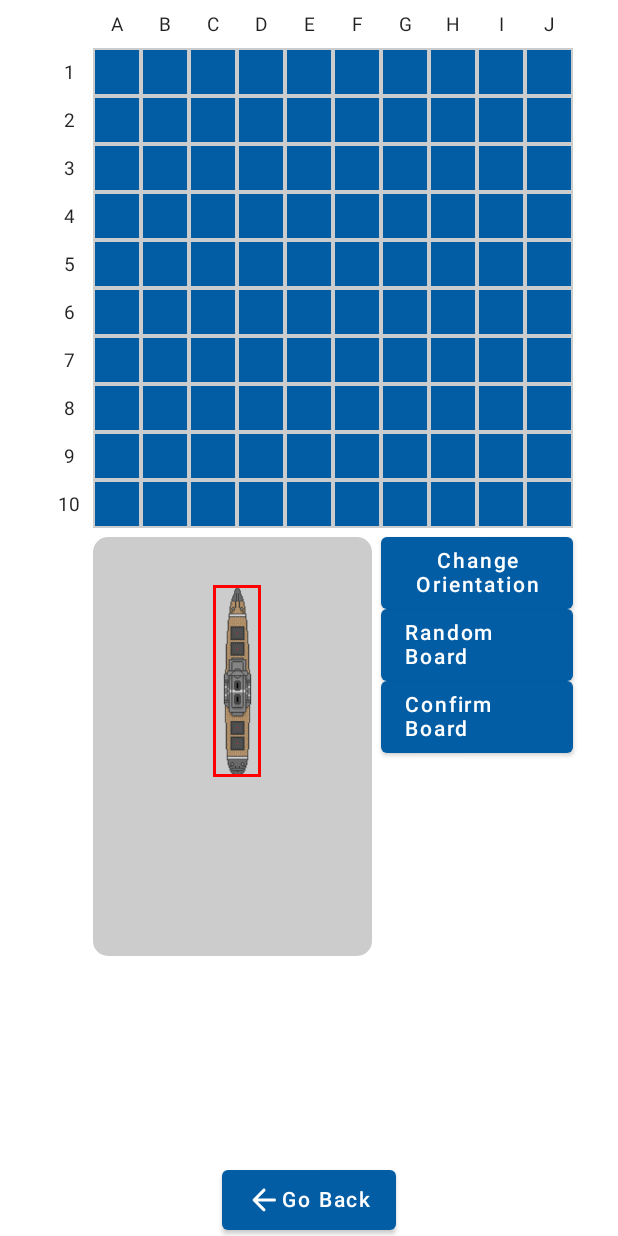
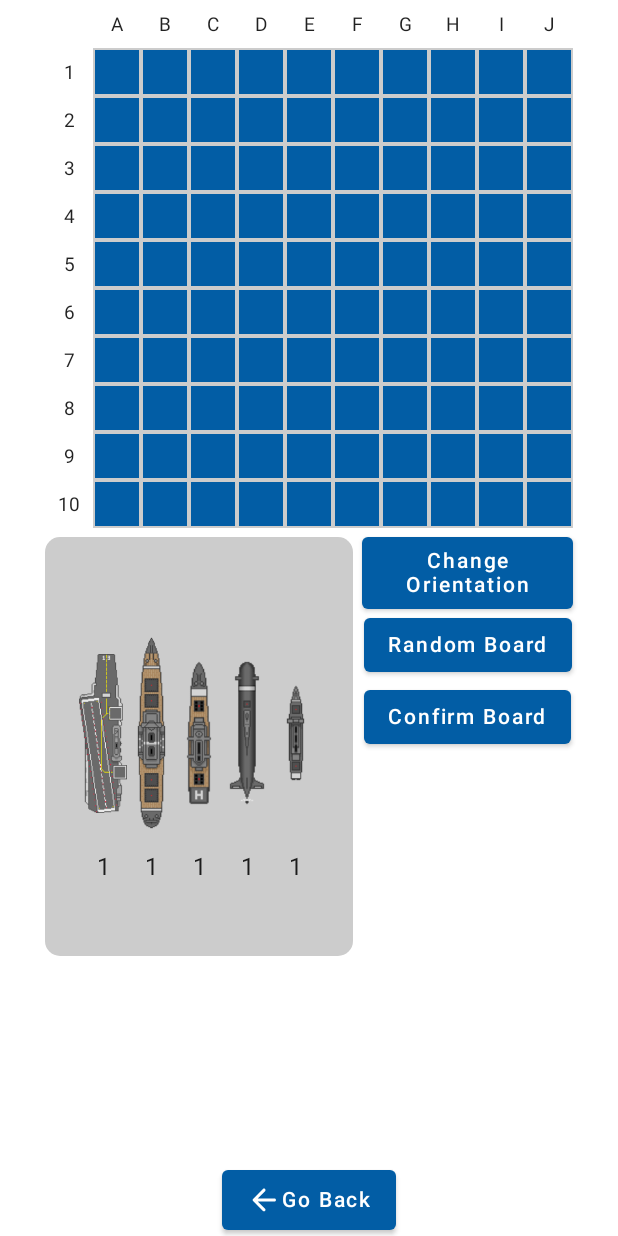
Before and after one commit to bodybuilders-team/battleships-mobile, an Android app built with Jetpack Compose: the GameplayMenuScreen screen opened through its navigation route, after a tap on "Create Game", on a phone screen of 412 x 824 dp. Run offline under Robolectric (Android 15) with nearby library versions, the phone set to English and light mode, and no system bars; 3 other taps on this screen came first.

Commit message:
Ship slots added.

```diff
--- a/app/src/main/kotlin/pt/isel/pdm/battleships/domain/ship/Ship.kt
+++ b/app/src/main/kotlin/pt/isel/pdm/battleships/domain/ship/Ship.kt
@@ -39,18 +39,13 @@ data class Ship(
             shipType: ShipType,
             coordinate: Coordinate,
             orientation: Orientation
-        ): List<Coordinate> {
-            val coordinates = mutableListOf<Coordinate>()
-
-            repeat(shipType.size) { i ->
-                val col = coordinate.col + if (orientation.isHorizontal()) i else 0
-                val row = coordinate.row + if (orientation.isVertical()) i else 0
-
-                coordinates.add(Coordinate(col, row))
+        ): List<Coordinate> =
+            (0 until shipType.size).map {
+                when (orientation) {
+                    Orientation.HORIZONTAL -> Coordinate(coordinate.col + it, coordinate.row)
+                    Orientation.VERTICAL -> Coordinate(coordinate.col, coordinate.row + it)
+                }
             }
-
-            return coordinates
-        }
 
         /**
          * Checks if the given coordinate is valid for the given ship information.
--- a/app/src/main/kotlin/pt/isel/pdm/battleships/ui/screens/gameplay/board/BoardIdentifiersWrapperView.kt
+++ b/app/src/main/kotlin/pt/isel/pdm/battleships/ui/screens/gameplay/board/BoardViewWithIdentifiers.kt
@@ -12,28 +12,37 @@ import androidx.compose.ui.Modifier
 import androidx.compose.ui.unit.dp
 import androidx.compose.ui.unit.sp
 import pt.isel.pdm.battleships.domain.board.Board
+import pt.isel.pdm.battleships.domain.board.Coordinate
 
 private const val COL_IDENTIFIER_FONT_SIZE_FACTOR = 0.4f
 
 /**
- * The view that shows the column and row identifiers.
+ * The view that shows the column and row identifiers, wrapping the board and other content in a
+ * box, allowing for the board cells to be overridden.
  *
- * @param boardSize the size of the board
+ * @param board the board to be shown
+ * @param onTileClicked callback to be invoked when a tile is clicked
  * @param tileSizeFactor the factor by which the tile size is multiplied
- * @param content the content to be shown
+ * @param content the content to be shown in the box alongside the board
  */
 @Composable
-fun BoardIdentifiersWrapperView(
-    boardSize: Int,
+fun BoardViewWithIdentifiers(
+    board: Board,
+    onTileClicked: ((Coordinate) -> Unit)?,
     tileSizeFactor: Float = DEFAULT_TILE_SIZE_FACTOR,
     content: @Composable () -> Unit
 ) {
     Box {
         Column {
-            ColumnsIdentifierView(boardSize, tileSizeFactor)
+            ColumnsIdentifierView(board.size, tileSizeFactor)
             Row {
-                RowsIdentifierView(boardSize, tileSizeFactor)
+                RowsIdentifierView(board.size, tileSizeFactor)
                 Box {
+                    BoardView(
+                        board = board,
+                        onTileClicked = onTileClicked,
+                        tileSizeFactor = tileSizeFactor
+                    )
                     content()
                 }
             }
--- a/app/src/main/kotlin/pt/isel/pdm/battleships/ui/screens/gameplay/newGame/NewGameScreen.kt
+++ b/app/src/main/kotlin/pt/isel/pdm/battleships/ui/screens/gameplay/newGame/NewGameScreen.kt
@@ -25,6 +25,8 @@ import pt.isel.pdm.battleships.ui.utils.GoBackButton
 import pt.isel.pdm.battleships.ui.utils.MenuButton
 import pt.isel.pdm.battleships.ui.utils.ScreenTitle
 
+private const val MIN_SHOTS_PER_TURN = 1
+private const val MAX_SHOTS_PER_TURN = 5
 private const val DEFAULT_SHOTS_PER_TURN = 1
 
 private const val MIN_TIME_PER_TURN = 10 // Seconds
@@ -35,8 +37,7 @@ private const val MIN_TIME_FOR_BOARD_CONFIG = 10 // Seconds
 private const val MAX_TIME_FOR_BOARD_CONFIG = 120 // Seconds
 private const val DEFAULT_TIME_FOR_BOARD_CONFIG = 60 // Seconds
 
-private const val MIN_SHOTS_PER_TURN = 1
-private const val MAX_SHOTS_PER_TURN = 5
+val DEFAULT_SHIP_TYPES = ShipType.values().toList()
 
 /**
  * Screen that allows the user to configure a new game before starting it.
@@ -53,7 +54,7 @@ fun NewGameScreen(
     var shotsPerTurn by remember { mutableStateOf(DEFAULT_SHOTS_PER_TURN) }
     var timePerTurn by remember { mutableStateOf(DEFAULT_TIME_PER_TURN) }
     var timeForBoardConfig by remember { mutableStateOf(DEFAULT_TIME_FOR_BOARD_CONFIG) }
-    var ships by remember { mutableStateOf(ShipType.values().toList()) }
+    var ships by remember { mutableStateOf(DEFAULT_SHIP_TYPES) }
 
     Column(
         horizontalAlignment = Alignment.CenterHorizontally,
@@ -120,11 +121,11 @@ fun NewGameScreen(
             onClick = {
                 onGameConfigured(
                     GameConfig(
-                        boardSize,
-                        shotsPerTurn,
-                        timePerTurn,
-                        timeForBoardConfig,
-                        ships
+                        gridSize = boardSize,
+                        shotsPerTurn = shotsPerTurn,
+                        maxTimePerShot = timePerTurn,
+                        maxTimeForLayoutPhase = timeForBoardConfig,
+                        ships = ships
                     )
                 )
             },
--- a/app/src/main/kotlin/pt/isel/pdm/battleships/ui/screens/gameplay/newGame/boardSetup/BoardSetupScreen.kt
+++ b/app/src/main/kotlin/pt/isel/pdm/battleships/ui/screens/gameplay/newGame/boardSetup/BoardSetupScreen.kt
@@ -17,8 +17,7 @@ import pt.isel.pdm.battleships.domain.board.Board
 import pt.isel.pdm.battleships.domain.ship.Orientation
 import pt.isel.pdm.battleships.domain.ship.Ship
 import pt.isel.pdm.battleships.domain.ship.ShipType
-import pt.isel.pdm.battleships.ui.screens.gameplay.board.BoardIdentifiersWrapperView
-import pt.isel.pdm.battleships.ui.screens.gameplay.board.BoardView
+import pt.isel.pdm.battleships.ui.screens.gameplay.board.BoardViewWithIdentifiers
 import pt.isel.pdm.battleships.ui.screens.gameplay.board.FULL_BOARD_VIEW_BOX_SIZE
 import pt.isel.pdm.battleships.ui.screens.gameplay.board.getTileSize
 import pt.isel.pdm.battleships.ui.screens.gameplay.newGame.boardSetup.shipPlacing.PLACING_MENU_PADDING
@@ -61,26 +60,7 @@ fun BoardSetupScreen(
         modifier = Modifier.fillMaxSize()
     ) {
         Column(modifier = Modifier.width(FULL_BOARD_VIEW_BOX_SIZE.dp)) {
-            BoardIdentifiersWrapperView(boardSize = board.size) {
-                Column {
-                    BoardView(board = board, selectedCells = emptyList(), onTileClicked = {})
-
-                    ShipPlacingMenuView(
-                        tileSize = tileSize,
-                        onChangeOrientationButtonPressed = {
-                            selectedOrientation = selectedOrientation.opposite()
-                        },
-                        onRandomBoardButtonPressed = {
-                            board = Board.random(size = board.size, ships = ships)
-                        },
-                        onConfirmBoardButtonPressed = {
-                            if (board.fleet.size == ships.size) {
-                                onBoardSetupFinished(board)
-                            }
-                        }
-                    )
-                }
-
+            BoardViewWithIdentifiers(board = board, onTileClicked = null) {
                 if (board.fleet.size < ships.size) {
                     UnplacedShipView(
                         type = ships[currentShipIndex],
@@ -106,6 +86,22 @@ fun BoardSetupScreen(
                     )
                 }
             }
+
+            ShipPlacingMenuView(
+                shipTypes = ships,
+                tileSize = tileSize,
+                onChangeOrientationButtonPressed = {
+                    selectedOrientation = selectedOrientation.opposite()
+                },
+                onRandomBoardButtonPressed = {
+                    board = Board.random(size = board.size, ships = ships)
+                },
+                onConfirmBoardButtonPressed = {
+                    if (board.fleet.size == ships.size) {
+                        onBoardSetupFinished(board)
+                    }
+                }
+            )
         }
 
         GoBackButton(navController)
--- a/app/src/main/kotlin/pt/isel/pdm/battleships/ui/screens/gameplay/newGame/boardSetup/shipPlacing/ShipPlacingMenuView.kt
+++ b/app/src/main/kotlin/pt/isel/pdm/battleships/ui/screens/gameplay/newGame/boardSetup/shipPlacing/ShipPlacingMenuView.kt
@@ -14,6 +14,7 @@ import androidx.compose.ui.res.stringResource
 import androidx.compose.ui.text.style.TextAlign
 import androidx.compose.ui.unit.dp
 import pt.isel.pdm.battleships.R
+import pt.isel.pdm.battleships.domain.ship.ShipType
 
 const val PLACING_MENU_PADDING = 6
 
@@ -21,12 +22,15 @@ const val PLACING_MENU_PADDING = 6
  * A composable that represents the ship placing menu.
  * It contains the ship slots and some buttons.
  *
+ * @param shipTypes the list of ship types to be presented
+ * @param tileSize the size of the tiles in the board
  * @param onChangeOrientationButtonPressed the callback to be invoked when the user presses the change orientation button
  * @param onRandomBoardButtonPressed the callback to be invoked when the user presses the random board button
  * @param onConfirmBoardButtonPressed the callback to be invoked when the user presses the confirm board button
  */
 @Composable
 fun ShipPlacingMenuView(
+    shipTypes: List<ShipType>,
     tileSize: Float,
     onChangeOrientationButtonPressed: () -> Unit,
     onRandomBoardButtonPressed: () -> Unit,
@@ -38,7 +42,7 @@ fun ShipPlacingMenuView(
             .fillMaxWidth(),
         horizontalArrangement = Arrangement.SpaceEvenly
     ) {
-        ShipSlotsView(tileSize)
+        ShipSlotsView(shipTypes, tileSize)
 
         // Buttons
         Column(
--- a/app/src/main/kotlin/pt/isel/pdm/battleships/ui/screens/gameplay/newGame/boardSetup/shipPlacing/ShipSlotsView.kt
+++ b/app/src/main/kotlin/pt/isel/pdm/battleships/ui/screens/gameplay/newGame/boardSetup/shipPlacing/ShipSlotsView.kt
@@ -2,17 +2,26 @@ package pt.isel.pdm.battleships.ui.screens.gameplay.newGame.boardSetup.shipPlaci
 
 import androidx.compose.foundation.background
 import androidx.compose.foundation.layout.Box
-import androidx.compose.foundation.layout.Row
+import androidx.compose.foundation.layout.Column
 import androidx.compose.foundation.layout.fillMaxHeight
 import androidx.compose.foundation.layout.fillMaxWidth
+import androidx.compose.foundation.layout.height
 import androidx.compose.foundation.layout.padding
+import androidx.compose.foundation.layout.width
+import androidx.compose.foundation.lazy.LazyRow
+import androidx.compose.foundation.lazy.items
 import androidx.compose.foundation.shape.RoundedCornerShape
+import androidx.compose.material.Text
 import androidx.compose.runtime.Composable
+import androidx.compose.ui.Alignment
 import androidx.compose.ui.Modifier
 import androidx.compose.ui.draw.clip
 import androidx.compose.ui.graphics.Color
 import androidx.compose.ui.unit.dp
+import pt.isel.pdm.battleships.domain.ship.Orientation
 import pt.isel.pdm.battleships.domain.ship.ShipType
+import pt.isel.pdm.battleships.ui.screens.gameplay.newGame.SHIP_VIEW_BOX_HEIGHT_FACTOR
+import pt.isel.pdm.battleships.ui.screens.gameplay.ship.ShipView
 
 private const val SHIP_SLOTS_CORNER_RADIUS = 10
 const val SHIP_SLOTS_FACTOR = 0.6f
@@ -21,24 +30,42 @@ const val SHIP_SLOTS_FACTOR = 0.6f
  * A composable that represents the ship slots.
  * Contains the slots for each ship type.
  *
+ * @param shipTypes the list of ship types to be presented
  * @param tileSize the size of the tiles in the board
  */
 @Composable
-fun ShipSlotsView(tileSize: Float) {
+fun ShipSlotsView(shipTypes: List<ShipType>, tileSize: Float) {
     Box(
         modifier = Modifier
             .fillMaxWidth(SHIP_SLOTS_FACTOR)
             .fillMaxHeight(SHIP_SLOTS_FACTOR)
             .padding(end = PLACING_MENU_PADDING.dp)
             .clip(RoundedCornerShape(SHIP_SLOTS_CORNER_RADIUS.dp))
-            .background(Color.LightGray)
+            .background(Color.LightGray),
+        contentAlignment = Alignment.Center
     ) {
-        Row {
-            ShipSlotView(ShipType.BATTLESHIP, tileSize)
-            ShipSlotView(ShipType.CARRIER, tileSize)
-            ShipSlotView(ShipType.CRUISER, tileSize)
-            ShipSlotView(ShipType.DESTROYER, tileSize)
-            ShipSlotView(ShipType.SUBMARINE, tileSize)
+        LazyRow {
+            items(ShipType.values()) { ship ->
+                Column(horizontalAlignment = Alignment.CenterHorizontally) {
+                    val shipTypeCount = shipTypes.count { it == ship }
+
+                    // TODO: put the "ship silhouette" / empty slot image when the ship is out the slot
+                    Box(
+                        modifier = Modifier
+                            .height((tileSize * SHIP_VIEW_BOX_HEIGHT_FACTOR).dp)
+                            .width(tileSize.dp),
+                        contentAlignment = Alignment.Center
+                    ) {
+                        ShipView(
+                            type = ship,
+                            orientation = Orientation.VERTICAL,
+                            tileSize = tileSize
+                        )
+                    }
+
+                    Text(text = shipTypeCount.toString())
+                }
+            }
         }
     }
 }
--- a/app/src/main/res/values/strings.xml
+++ b/app/src/main/res/values/strings.xml
@@ -51,4 +51,6 @@
     <string name="game_config_ships_text">Ships</string>
     <string name="remove_ship_button_icon_content_description">Button to remove a ship quantity</string>
     <string name="add_ship_button_icon_content_description">Button to add a ship quantity</string>
+    <string name="gameplay_shoot_button_text">Shoot!</string>
+    <string name="gameplay_reset_shots_button_text">Reset shots</string>
 </resources>
```
Also changed, not shown: app/src/main/kotlin/pt/isel/pdm/battleships/domain/board/Board.kt (+15 -0 lines), app/src/main/kotlin/pt/isel/pdm/battleships/ui/screens/gameplay/GameplayMenuScreen.kt (+7 -7 lines), app/src/main/kotlin/pt/isel/pdm/battleships/ui/screens/gameplay/GameplayScreen.kt (+27 -9 lines), app/src/main/kotlin/pt/isel/pdm/battleships/ui/screens/gameplay/board/BoardView.kt (+2 -36 lines), app/src/main/kotlin/pt/isel/pdm/battleships/ui/screens/gameplay/newGame/ShipSelector.kt (+13 -10 lines), app/src/main/kotlin/pt/isel/pdm/battleships/ui/screens/ranking/RankingTableView.kt (+3 -8 lines), 2 other files.
